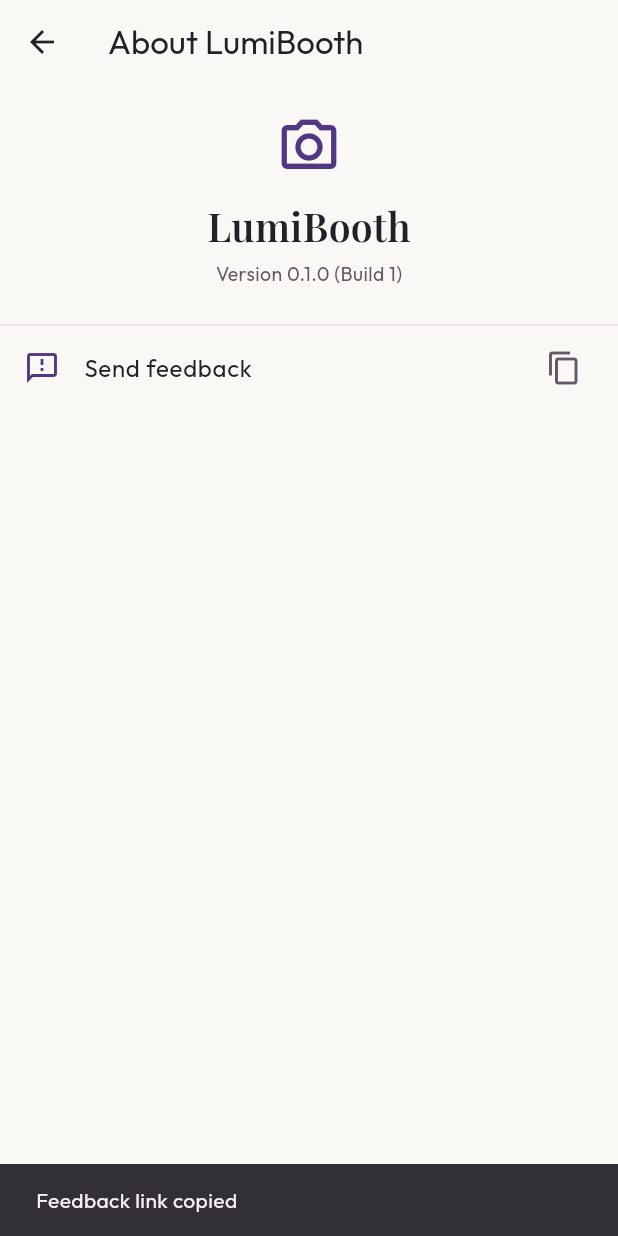
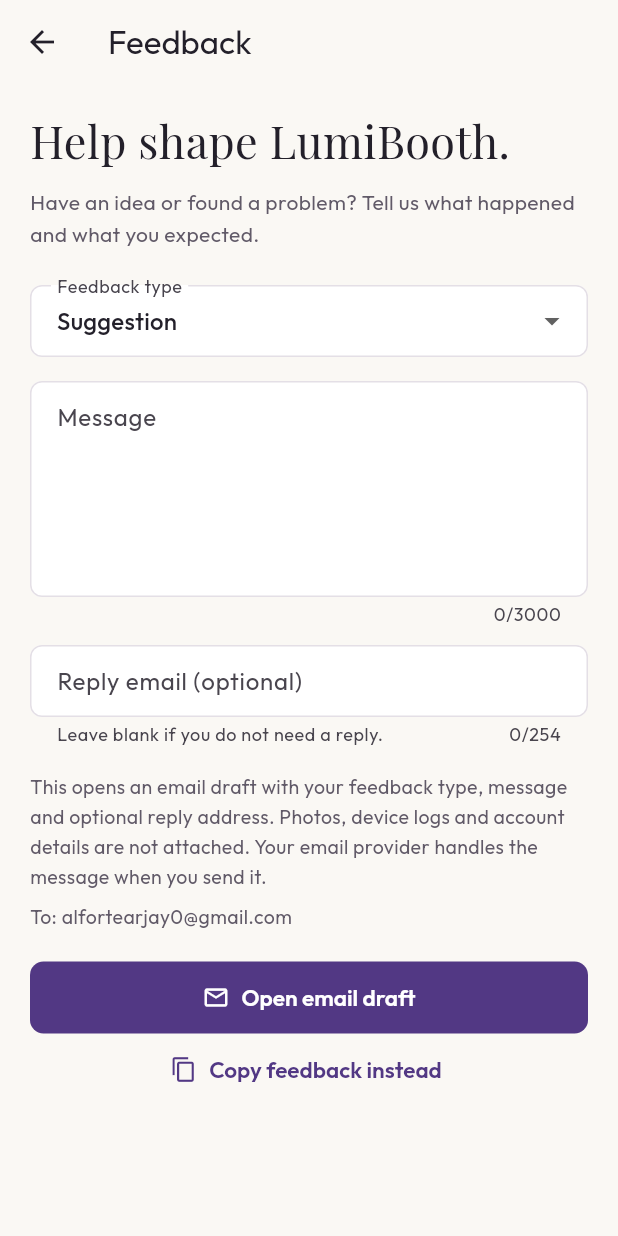
Before and after one commit to 0xYuuki/LumiBooth, a Flutter app: the AboutLumiBoothPage screen opened directly, after a tap on "Send feedback", on a phone screen of 412 x 824 dp. Run offline on Flutter 3.47's test engine with Material 3 defaults, Android fonts, the phone set to English and light mode, and no system bars; our stand-ins replace camera, image_picker, pdf, printing, share_plus, supabase_flutter; missing offline and left inert: qr; accounts and stored records are empty.

Commit message:
feat(mobile): add guest feedback through reviewed email drafts

```diff
--- /dev/null
+++ b/lumibooth_mobile/lib/feedback_page.dart
@@ -0,0 +1,287 @@
+import 'package:flutter/material.dart';
+import 'package:flutter/services.dart';
+import 'package:url_launcher/url_launcher.dart';
+
+import 'booth.dart';
+
+const feedbackEmail = String.fromEnvironment(
+  'LUMIBOOTH_FEEDBACK_EMAIL',
+  defaultValue: 'alfortearjay0@gmail.com',
+);
+String? validateFeedbackMessage(String? value) {
+  final message = value?.trim() ?? '';
+  if (message.length < 10) {
+    return 'Please add at least 10 characters so we can understand your feedback.';
+  }
+  if (message.length > 3000) {
+    return 'Keep your message within 3,000 characters.';
+  }
+  return null;
+}
+
+String? validateFeedbackEmail(String? value) {
+  final email = value?.trim() ?? '';
+  if (email.isEmpty) return null;
+  if (email.length > 254 ||
+      !RegExp(r'^[^\s@<>]+@[^\s@<>]+\.[^\s@<>]+$').hasMatch(email)) {
+    return 'Enter a valid email address, or leave this blank.';
+  }
+  return null;
+}
+
+String feedbackText(String type, String message, String contact) =>
+    'Feedback type: $type\n\n${message.trim()}${contact.trim().isEmpty ? '' : '\n\nReply contact: ${contact.trim()}'}';
+Uri feedbackUri(String type, String message, String contact) => Uri(
+  scheme: 'mailto',
+  path: feedbackEmail,
+  query:
+      {
+            'subject': 'LumiBooth — $type',
+            'body': feedbackText(type, message, contact),
+          }.entries
+          .map(
+            (entry) =>
+                '${Uri.encodeComponent(entry.key)}=${Uri.encodeComponent(entry.value)}',
+          )
+          .join('&'),
+);
+Future<bool> openFeedbackEmail(Uri uri) =>
+    launchUrl(uri, mode: LaunchMode.externalApplication);
+
+class FeedbackPage extends StatefulWidget {
+  const FeedbackPage({super.key, this.openEmail = openFeedbackEmail});
+  final Future<bool> Function(Uri) openEmail;
+  @override
+  State<FeedbackPage> createState() => _FeedbackPageState();
+}
+
+class _FeedbackPageState extends State<FeedbackPage> {
+  final _form = GlobalKey<FormState>();
+  final _message = TextEditingController(), _contact = TextEditingController();
+  String _type = 'Suggestion';
+  bool _busy = false, _dirty = false, _leaving = false, _asking = false;
+  String? _status;
+  void _changed() => setState(() {
+    _dirty = true;
+    _status = null;
+  });
+  Future<void> _leave() async {
+    if (_busy || _asking) return;
+    if (_dirty) {
+      _asking = true;
+      final discard = await showDialog<bool>(
+        context: context,
+        builder: (context) => AlertDialog(
+          title: const Text('Leave feedback?'),
+          content: const Text(
+            'Your message will not be kept in LumiBooth. Any draft already opened in your email app is separate.',
+          ),
+          actions: [
+            TextButton(
+              onPressed: () => Navigator.pop(context, false),
+              child: const Text('Keep writing'),
+            ),
+            FilledButton(
+              onPressed: () => Navigator.pop(context, true),
+              child: const Text('Leave'),
+            ),
+          ],
+        ),
+      );
+      _asking = false;
+      if (discard != true || !mounted) return;
+    }
+    setState(() => _leaving = true);
+    WidgetsBinding.instance.addPostFrameCallback((_) {
+      if (mounted) Navigator.of(context).pop();
+    });
+  }
+
+  Future<void> _compose() async {
+    if (_busy || !_form.currentState!.validate()) return;
+    FocusManager.instance.primaryFocus?.unfocus();
+    setState(() {
+      _busy = true;
+      _status = null;
+    });
+    try {
+      if (feedbackEmail.isEmpty ||
+          validateFeedbackEmail(feedbackEmail) != null) {
+        throw const FormatException('Feedback destination is unavailable.');
+      }
+      final opened = await widget.openEmail(
+        feedbackUri(_type, _message.text, _contact.text),
+      );
+      if (mounted) {
+        setState(
+          () => _status = opened
+              ? 'Your email app opened. Review and send the draft there. LumiBooth cannot confirm whether it was sent.'
+              : 'No email app could be opened. Copy your feedback below and email it to $feedbackEmail.',
+        );
+      }
+    } catch (_) {
+      if (mounted) {
+        setState(
+          () => _status =
+              'Could not open your email app. Your message is still here. Copy it below and email it to $feedbackEmail.',
+        );
+      }
+    } finally {
+      if (mounted) setState(() => _busy = false);
+    }
+  }
+
+  Future<void> _copy() async {
+    if (!_form.currentState!.validate()) return;
+    try {
+      await Clipboard.setData(
+        ClipboardData(
+          text:
+              'To: $feedbackEmail\nSubject: LumiBooth — $_type\n\n${feedbackText(_type, _message.text, _contact.text)}',
+        ),
+      );
+      if (mounted) {
+        setState(
+          () => _status =
+              'Feedback copied. Paste it into an email to $feedbackEmail. Nothing has been sent.',
+        );
+      }
+    } catch (_) {
+      if (mounted) {
+        setState(
+          () => _status = 'Could not copy feedback. Your message is still here; please try again.',
+        );
+      }
+    }
+  }
+
+  @override
+  void dispose() {
+    _message.dispose();
+    _contact.dispose();
+    super.dispose();
+  }
+
+  @override
+  Widget build(BuildContext context) => PopScope(
+    canPop: _leaving || (!_dirty && !_busy),
+    onPopInvokedWithResult: (didPop, _) {
+      if (!didPop) _leave();
+    },
+    child: Scaffold(
+      appBar: AppBar(
+        title: const Text('Feedback'),
+        leading: IconButton(
+          tooltip: 'Back',
+          onPressed: _busy ? null : _leave,
+          icon: const Icon(Icons.arrow_back),
+        ),
+      ),
+      body: SafeArea(
+        child: Form(
+          key: _form,
+          child: ListView(
+            key: const ValueKey('feedback-controls'),
+            padding: const EdgeInsets.all(20),
+            children: [
+              const Text(
+                'Help shape LumiBooth.',
+                style: TextStyle(
+                  fontFamily: 'Playfair Display',
+                  fontSize: 30,
+                  height: 1.2,
+                ),
+              ),
+              const SizedBox(height: 12),
+              const Text(
+                'Have an idea or found a problem? Tell us what happened and what you expected.',
+                style: TextStyle(color: muted, height: 1.5),
+              ),
+              const SizedBox(height: 24),
+              DropdownButtonFormField<String>(
+                initialValue: _type,
+                decoration: const InputDecoration(labelText: 'Feedback type'),
+                items: const [
+                  DropdownMenuItem(
+                    value: 'Suggestion',
+                    child: Text('Suggestion'),
+                  ),
+                  DropdownMenuItem(
+                    value: 'Bug report',
+                    child: Text('Bug report'),
+                  ),
+                ],
+                onChanged: _busy
+                    ? null
+                    : (type) {
+                        if (type != null) {
+                          _type = type;
+                          _changed();
+                        }
+                      },
+              ),
+              const SizedBox(height: 16),
+              TextFormField(
+                controller: _message,
+                enabled: !_busy,
+                minLines: 5,
+                maxLines: 10,
+                maxLength: 3000,
+                decoration: const InputDecoration(
+                  labelText: 'Message',
+                  alignLabelWithHint: true,
+                  hintText: 'Describe your idea or the steps that caused the problem.',
+                ),
+                validator: validateFeedbackMessage,
+                onChanged: (_) => _changed(),
+              ),
+              const SizedBox(height: 12),
+              TextFormField(
+                controller: _contact,
+                enabled: !_busy,
+                keyboardType: TextInputType.emailAddress,
+                maxLength: 254,
+                autocorrect: false,
+                decoration: const InputDecoration(
+                  labelText: 'Reply email (optional)',
+                  helperText: 'Leave blank if you do not need a reply.',
+                ),
+                validator: validateFeedbackEmail,
+                onChanged: (_) => _changed(),
+              ),
+              const SizedBox(height: 16),
+              const Text(
+                'This opens an email draft with your feedback type, message and optional reply address. Photos, device logs and account details are not attached. Your email provider handles the message when you send it.',
+                style: TextStyle(color: muted, fontSize: 13, height: 1.5),
+              ),
+              const SizedBox(height: 8),
+              const SelectableText(
+                'To: $feedbackEmail',
+                style: TextStyle(color: muted, fontSize: 13),
+              ),
+              const SizedBox(height: 20),
+              if (_status != null)
+                Padding(
+                  padding: const EdgeInsets.only(bottom: 16),
+                  child: Semantics(
+                    liveRegion: true,
+                    child: Text(_status!, style: const TextStyle(height: 1.5)),
+                  ),
+                ),
+              FilledButton.icon(
+                onPressed: _busy ? null : _compose,
+                icon: const Icon(Icons.mail_outline),
+                label: Text(_busy ? 'Opening email…' : 'Open email draft'),
+              ),
+              TextButton.icon(
+                onPressed: _busy ? null : _copy,
+                icon: const Icon(Icons.copy_outlined, size: 18),
+                label: const Text('Copy feedback instead'),
+              ),
+            ],
+          ),
+        ),
+      ),
+    ),
+  );
+}
--- a/lumibooth_mobile/lib/navigation.dart
+++ b/lumibooth_mobile/lib/navigation.dart
@@ -48,7 +48,7 @@ class MainNavigationScaffoldState extends State<MainNavigationScaffold> {
     if (_currentIndex == 1) {
       final meState = _meNavKey.currentState;
       if (meState != null && meState.canPop()) {
-        meState.pop();
+        await meState.maybePop();
         return;
       }
       selectTab(0);
--- a/lumibooth_mobile/lib/settings_page.dart
+++ b/lumibooth_mobile/lib/settings_page.dart
@@ -1,7 +1,7 @@
 import 'package:flutter/material.dart';
-import 'package:flutter/services.dart' show Clipboard, ClipboardData;
 
 import 'booth.dart';
+import 'feedback_page.dart';
 
 /// Clears only transient Flutter image decoding/rendering caches.
 Future<void> confirmClearImageCache(BuildContext context) async {
@@ -93,16 +93,6 @@ class LegalDocumentsPage extends StatelessWidget {
 class AboutLumiBoothPage extends StatelessWidget {
   const AboutLumiBoothPage({super.key});
 
-  static const issueTracker = 'https://github.com/0xYuuki/LumiBooth/issues';
-
-  Future<void> _copyFeedbackLink(BuildContext context) async {
-    await Clipboard.setData(const ClipboardData(text: issueTracker));
-    if (!context.mounted) return;
-    ScaffoldMessenger.of(context).showSnackBar(
-      const SnackBar(content: Text('Feedback link copied')),
-    );
-  }
-
   @override
   Widget build(BuildContext context) {
     return Scaffold(
@@ -127,8 +117,10 @@ class AboutLumiBoothPage extends StatelessWidget {
                     ),
                   ),
                   SizedBox(height: 4),
-                  Text('Version 0.1.0 (Build 1)',
-                      style: TextStyle(color: muted, fontSize: 13)),
+                  Text(
+                    'Version 0.1.0 (Build 1)',
+                    style: TextStyle(color: muted, fontSize: 13),
+                  ),
                 ],
               ),
             ),
@@ -137,8 +129,10 @@ class AboutLumiBoothPage extends StatelessWidget {
             ListTile(
               leading: const Icon(Icons.feedback_outlined, color: purple),
               title: const Text('Send feedback'),
-              trailing: const Icon(Icons.copy_outlined, color: muted),
-              onTap: () => _copyFeedbackLink(context),
+              trailing: const Icon(Icons.chevron_right, color: muted),
+              onTap: () => Navigator.of(context).push(
+                MaterialPageRoute<void>(builder: (_) => const FeedbackPage()),
+              ),
             ),
           ],
         ),
@@ -146,3 +140,54 @@ class AboutLumiBoothPage extends StatelessWidget {
     );
   }
 }
+
+class BoothSettingsPage extends StatelessWidget {
+  const BoothSettingsPage({super.key});
+  @override
+  Widget build(BuildContext context) => Scaffold(
+    appBar: AppBar(title: const Text('Settings')),
+    body: SafeArea(
+      child: ListView(
+        children: [
+          ListTile(
+            leading: const Icon(Icons.feedback_outlined, color: purple),
+            title: const Text('Feedback'),
+            subtitle: const Text('Share an idea or report a problem'),
+            trailing: const Icon(Icons.chevron_right),
+            onTap: () => Navigator.of(context).push(
+              MaterialPageRoute<void>(builder: (_) => const FeedbackPage()),
+            ),
+          ),
+          ListTile(
+            leading: const Icon(Icons.description_outlined, color: purple),
+            title: const Text('Legal documents'),
+            trailing: const Icon(Icons.chevron_right),
+            onTap: () => Navigator.of(context).push(
+              MaterialPageRoute<void>(
+                builder: (_) => const LegalDocumentsPage(),
+              ),
+            ),
+          ),
+          ListTile(
+            leading: const Icon(
+              Icons.cleaning_services_outlined,
+              color: purple,
+            ),
+            title: const Text('Clear cache'),
+            onTap: () => confirmClearImageCache(context),
+          ),
+          ListTile(
+            leading: const Icon(Icons.info_outline, color: purple),
+            title: const Text('About LumiBooth'),
+            trailing: const Icon(Icons.chevron_right),
+            onTap: () => Navigator.of(context).push(
+              MaterialPageRoute<void>(
+                builder: (_) => const AboutLumiBoothPage(),
+              ),
+            ),
+          ),
+        ],
+      ),
+    ),
+  );
+}
--- a/lumibooth_mobile/pubspec.yaml
+++ b/lumibooth_mobile/pubspec.yaml
@@ -7,6 +7,7 @@ environment:
   sdk: ^3.13.7
 
 dependencies:
+  url_launcher: ^6.3.2
   camera: ^0.12.2
   flutter:
     sdk: flutter
```
Also changed, not shown: lumibooth_mobile/lib/me_page.dart (+10 -1 lines), lumibooth_mobile/pubspec.lock, 2 other files.
